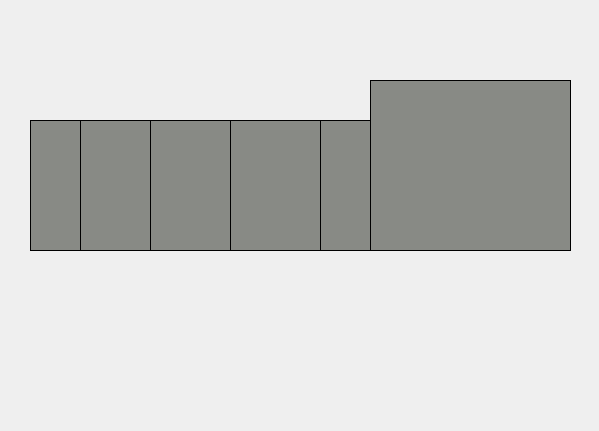
Above: FinalProject/toolbarwidget.ui from baohuy251210/HowToTidyUp before the change. Below: the same form after it.
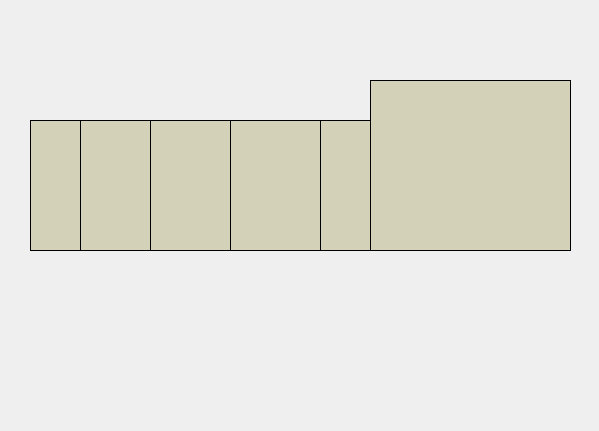
That is the form after the change. Icons and pictures are not drawn. Custom widgets are drawn as their Qt base class.

Commit message: wooden toolbar, dialog

```diff
--- a/FinalProject/toolbarwidget.ui
+++ b/FinalProject/toolbarwidget.ui
@@ -17,7 +17,7 @@
    <property name="geometry">
     <rect>
      <x>21</x>
-     <y>255</y>
+     <y>253</y>
      <width>531</width>
      <height>101</height>
     </rect>
@@ -47,7 +47,7 @@
   <widget class="QWidget" name="horizontalLayoutWidget">
    <property name="geometry">
     <rect>
-     <x>19</x>
+     <x>20</x>
      <y>260</y>
      <width>531</width>
      <height>91</height>
@@ -215,7 +215,7 @@
     </font>
    </property>
    <property name="styleSheet">
-    <string notr="true">background-color: rgb(136, 138, 133);</string>
+    <string notr="true">background-color: rgb(212, 209, 185);</string>
    </property>
    <property name="frameShape">
     <enum>QFrame::Panel</enum>
@@ -251,7 +251,7 @@
     </font>
    </property>
    <property name="styleSheet">
-    <string notr="true">background-color: rgb(136, 138, 133);</string>
+    <string notr="true">background-color: rgb(212, 209, 185);</string>
    </property>
    <property name="frameShape">
     <enum>QFrame::Panel</enum>
@@ -287,7 +287,7 @@
     </font>
    </property>
    <property name="styleSheet">
-    <string notr="true">background-color: rgb(136, 138, 133);</string>
+    <string notr="true">background-color: rgb(212, 209, 185);</string>
    </property>
    <property name="frameShape">
     <enum>QFrame::Panel</enum>
@@ -323,7 +323,7 @@
     </font>
    </property>
    <property name="styleSheet">
-    <string notr="true">background-color: rgb(136, 138, 133);</string>
+    <string notr="true">background-color: rgb(212, 209, 185);</string>
    </property>
    <property name="frameShape">
     <enum>QFrame::Panel</enum>
@@ -365,7 +365,7 @@
     </font>
    </property>
    <property name="styleSheet">
-    <string notr="true">background-color: rgb(136, 138, 133);</string>
+    <string notr="true">background-color: rgb(212, 209, 185);</string>
    </property>
    <property name="frameShape">
     <enum>QFrame::Panel</enum>
@@ -401,7 +401,7 @@
     </font>
    </property>
    <property name="styleSheet">
-    <string notr="true">background-color: rgb(136, 138, 133);</string>
+    <string notr="true">background-color: rgb(212, 209, 185);</string>
    </property>
    <property name="frameShape">
     <enum>QFrame::Panel</enum>
```
Left out of the diff: 2 changed lines with no effect on the pictures. The commit also changes 4 other files.
